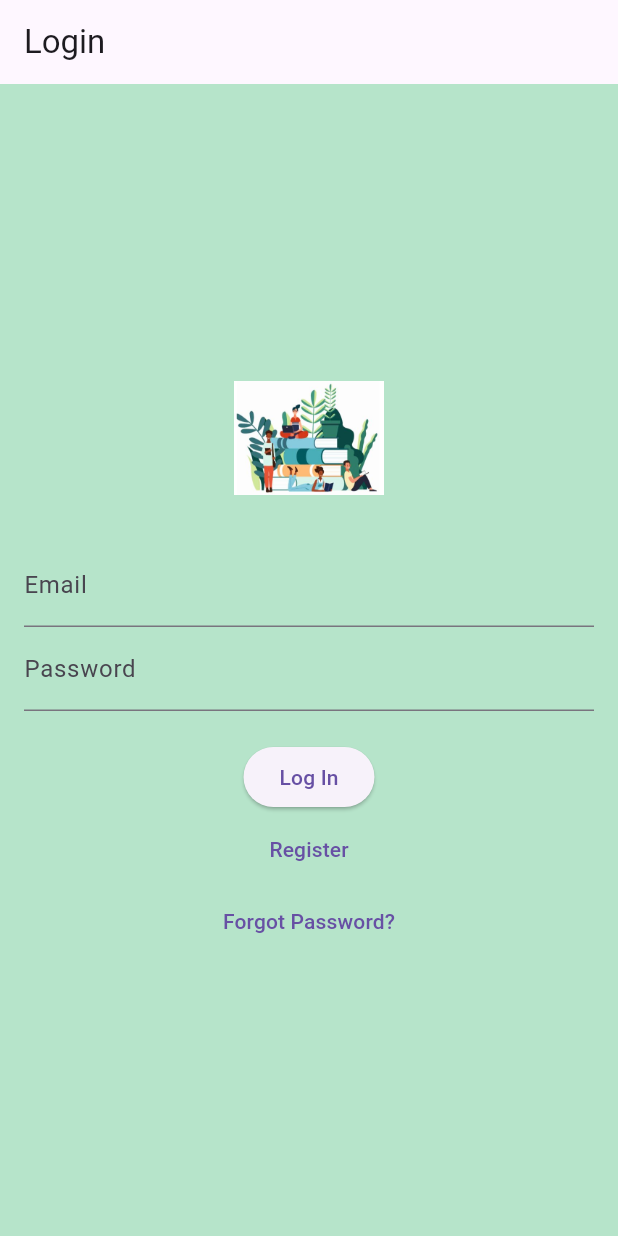
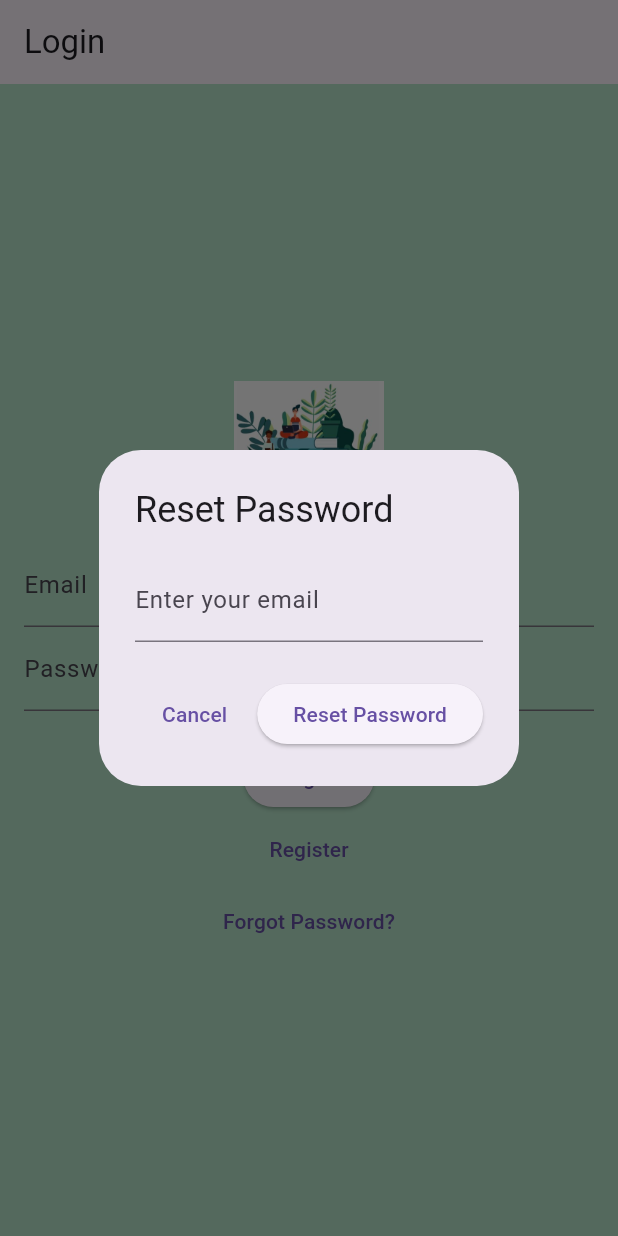
Before and after one commit to vinhbin/smartbook, a Flutter app: the screen it shows after launch, after a tap on "Forgot Password?", on a phone screen of 412 x 824 dp. Run offline on Flutter 3.47's test engine with Material 3 defaults, Android fonts, the phone set to English and light mode, and no system bars; our stand-ins replace firebase_auth, firebase_core; accounts and stored records are empty.

Commit message:
Implemented forget password logic for button by sending email to user to reset for Login Screen

```diff
--- a/lib/screens/login_screen.dart
+++ b/lib/screens/login_screen.dart
@@ -94,3 +94,58 @@ class _LoginScreenState extends State<LoginScreen> {
       ),
     );
   }
+ // Functionality for forgot password
+  void _showForgotPasswordDialog(BuildContext context) {
+    final _resetEmailController = TextEditingController(); //local controller
+
+    showDialog(
+      context: context,
+      builder: (context) {
+        return AlertDialog(
+          title: Text('Reset Password'),
+          content: TextField(
+            controller: _resetEmailController,
+            decoration: InputDecoration(labelText: 'Enter your email'),
+          ),
+          actions: [
+            TextButton(
+              onPressed: () {
+                Navigator.of(context).pop(); // Close the dialog
+              },
+              child: Text('Cancel'),
+            ),
+            ElevatedButton(
+              onPressed: () async {
+                try {
+                  await _auth.sendPasswordResetEmail(
+                      email: _resetEmailController.text.trim());
+                  Navigator.of(context).pop(); // Close the dialog
+
+                  ScaffoldMessenger.of(context).showSnackBar(
+                    SnackBar(
+                        content: Text(
+                            'Password reset email sent. Check your inbox.')), //message
+                  );
+                } on FirebaseAuthException catch (e) {
+                  ScaffoldMessenger.of(context).showSnackBar(
+                    SnackBar(
+                        content: Text('Error: ${e.message}')), //show error
+                  );
+                }
+              },
+              child: Text('Reset Password'),
+            ),
+          ],
+        );
+      },
+    );
+    _resetEmailController.dispose();
+  }
+
+  @override
+  void dispose() {
+    _emailController.dispose();
+    _passwordController.dispose();
+    super.dispose();
+  }
+}
```
